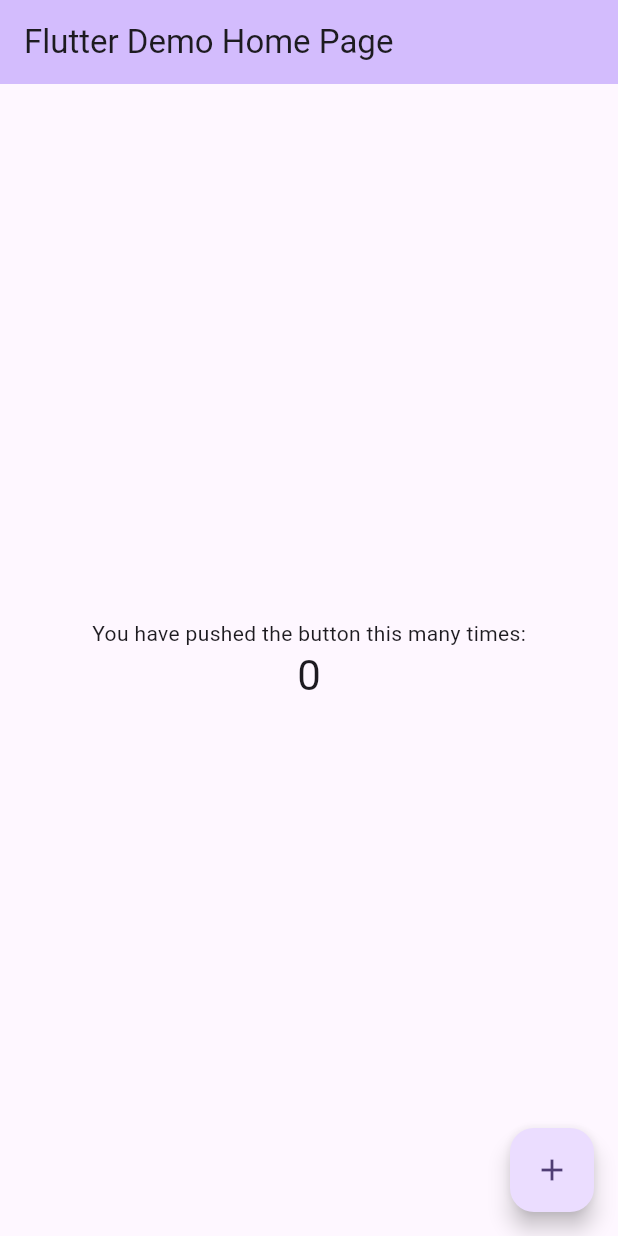
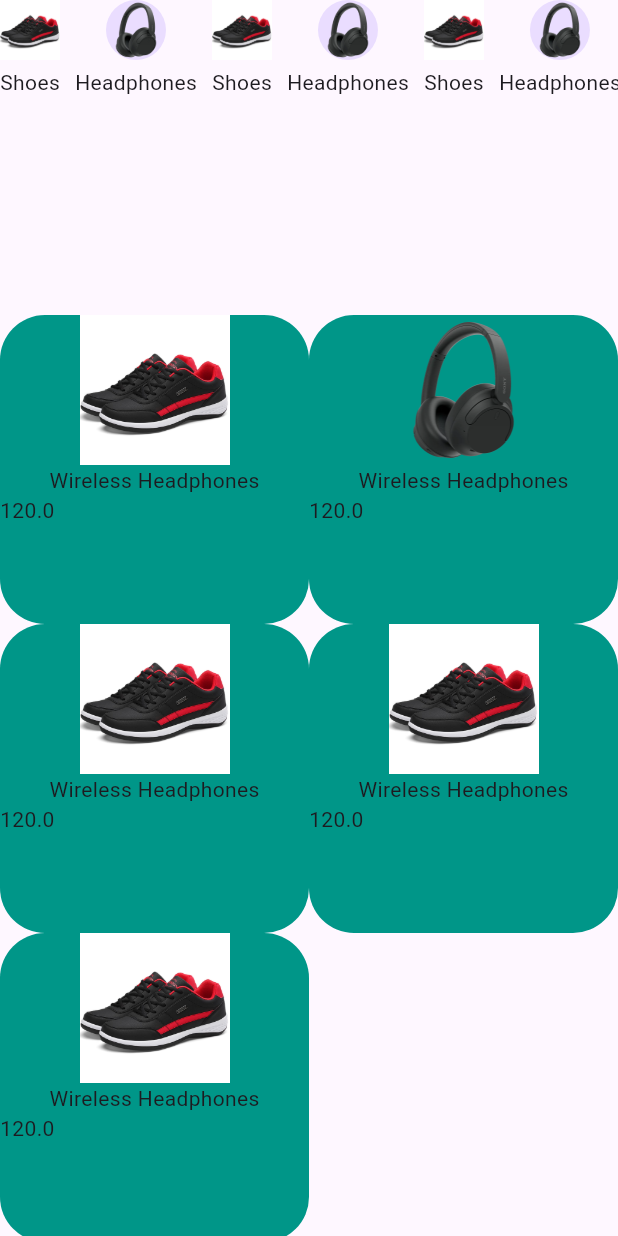
Before and after one commit to Baber19/ecommerce-app, a Flutter app: the screen it shows after launch, on a phone screen of 412 x 824 dp. Run offline on Flutter 3.47's test engine with Material 3 defaults, Android fonts, the phone set to English and light mode, and no system bars.

Commit message:
Ecommerce App

```diff
--- /dev/null
+++ b/lib/data/category_list.dart
@@ -0,0 +1,15 @@
+import 'package:ecommercer_app/models/category_model.dart';
+import 'package:ecommercer_app/utils/images.dart';
+
+List<CategoryModel> dummyCategories = [
+  CategoryModel(image: AppImages.shoes, title: "Shoes"),
+  CategoryModel(image: AppImages.headphones, title: "Headphones"),
+  CategoryModel(image: AppImages.shoes, title: "Shoes"),
+  CategoryModel(image: AppImages.headphones, title: "Headphones"),
+  CategoryModel(image: AppImages.shoes, title: "Shoes"),
+  CategoryModel(image: AppImages.headphones, title: "Headphones"),
+  CategoryModel(image: AppImages.shoes, title: "Shoes"),
+  CategoryModel(image: AppImages.headphones, title: "Headphones"),
+  CategoryModel(image: AppImages.shoes, title: "Shoes"),
+  CategoryModel(image: AppImages.headphones, title: "Headphones"),
+];
--- /dev/null
+++ b/lib/data/products_list.dart
@@ -0,0 +1,39 @@
+import 'package:ecommercer_app/utils/images.dart';
+import 'package:flutter/material.dart';
+import '../../models/product_model.dart';
+
+// Ye file fake data provide karti hai (testing UI ke liye)
+// Real app me yahan API/Firebase data aayega
+
+List<ProductModel> dummyProducts = [
+  ProductModel(
+    title: "Wireless Headphones",
+    price: 120.0,
+    image: AppImages.shoes,
+    colors: [Colors.teal, Colors.blue, Colors.orange],
+  ),
+  ProductModel(
+    title: "Wireless Headphones",
+    price: 120.0,
+    image: AppImages.headphones,
+    colors: [Colors.teal, Colors.blue, Colors.orange],
+  ),
+  ProductModel(
+    title: "Wireless Headphones",
+    price: 120.0,
+    image: AppImages.shoes,
+    colors: [Colors.teal, Colors.blue, Colors.orange],
+  ),
+  ProductModel(
+    title: "Wireless Headphones",
+    price: 120.0,
+    image: AppImages.shoes,
+    colors: [Colors.teal, Colors.blue, Colors.orange],
+  ),
+  ProductModel(
+    title: "Wireless Headphones",
+    price: 120.0,
+    image: AppImages.shoes,
+    colors: [Colors.teal, Colors.blue, Colors.orange],
+  ),
+];
--- a/lib/main.dart
+++ b/lib/main.dart
@@ -1,122 +1,17 @@
+import 'package:ecommercer_app/screens/home_screen.dart';
 import 'package:flutter/material.dart';
 
-void main() {
-  runApp(const MyApp());
+void main(){
+  runApp(MyApp());
 }
 
 class MyApp extends StatelessWidget {
-  const MyApp({super.key});
+   MyApp({super.key});
 
-  // This widget is the root of your application.
   @override
   Widget build(BuildContext context) {
     return MaterialApp(
-      title: 'Flutter Demo',
-      theme: ThemeData(
-        // This is the theme of your application.
-        //
-        // TRY THIS: Try running your application with "flutter run". You'll see
-        // the application has a purple toolbar. Then, without quitting the app,
-        // try changing the seedColor in the colorScheme below to Colors.green
-        // and then invoke "hot reload" (save your changes or press the "hot
-        // reload" button in a Flutter-supported IDE, or press "r" if you used
-        // the command line to start the app).
-        //
-        // Notice that the counter didn't reset back to zero; the application
-        // state is not lost during the reload. To reset the state, use hot
-        // restart instead.
-        //
-        // This works for code too, not just values: Most code changes can be
-        // tested with just a hot reload.
-        colorScheme: ColorScheme.fromSeed(seedColor: Colors.deepPurple),
-      ),
-      home: const MyHomePage(title: 'Flutter Demo Home Page'),
+      home: HomeScreen(),
     );
   }
 }
-
-class MyHomePage extends StatefulWidget {
-  const MyHomePage({super.key, required this.title});
-
-  // This widget is the home page of your application. It is stateful, meaning
-  // that it has a State object (defined below) that contains fields that affect
-  // how it looks.
-
-  // This class is the configuration for the state. It holds the values (in this
-  // case the title) provided by the parent (in this case the App widget) and
-  // used by the build method of the State. Fields in a Widget subclass are
-  // always marked "final".
-
-  final String title;
-
-  @override
-  State<MyHomePage> createState() => _MyHomePageState();
-}
-
-class _MyHomePageState extends State<MyHomePage> {
-  int _counter = 0;
-
-  void _incrementCounter() {
-    setState(() {
-      // This call to setState tells the Flutter framework that something has
-      // changed in this State, which causes it to rerun the build method below
-      // so that the display can reflect the updated values. If we changed
-      // _counter without calling setState(), then the build method would not be
-      // called again, and so nothing would appear to happen.
-      _counter++;
-    });
-  }
-
-  @override
-  Widget build(BuildContext context) {
-    // This method is rerun every time setState is called, for instance as done
-    // by the _incrementCounter method above.
-    //
-    // The Flutter framework has been optimized to make rerunning build methods
-    // fast, so that you can just rebuild anything that needs updating rather
-    // than having to individually change instances of widgets.
-    return Scaffold(
-      appBar: AppBar(
-        // TRY THIS: Try changing the color here to a specific color (to
-        // Colors.amber, perhaps?) and trigger a hot reload to see the AppBar
-        // change color while the other colors stay the same.
-        backgroundColor: Theme.of(context).colorScheme.inversePrimary,
-        // Here we take the value from the MyHomePage object that was created by
-        // the App.build method, and use it to set our appbar title.
-        title: Text(widget.title),
-      ),
-      body: Center(
-        // Center is a layout widget. It takes a single child and positions it
-        // in the middle of the parent.
-        child: Column(
-          // Column is also a layout widget. It takes a list of children and
-          // arranges them vertically. By default, it sizes itself to fit its
-          // children horizontally, and tries to be as tall as its parent.
-          //
-          // Column has various properties to control how it sizes itself and
-          // how it positions its children. Here we use mainAxisAlignment to
-          // center the children vertically; the main axis here is the vertical
-          // axis because Columns are vertical (the cross axis would be
-          // horizontal).
-          //
-          // TRY THIS: Invoke "debug painting" (choose the "Toggle Debug Paint"
-          // action in the IDE, or press "p" in the console), to see the
-          // wireframe for each widget.
-          mainAxisAlignment: MainAxisAlignment.center,
-          children: <Widget>[
-            const Text('You have pushed the button this many times:'),
-            Text(
-              '$_counter',
-              style: Theme.of(context).textTheme.headlineMedium,
-            ),
-          ],
-        ),
-      ),
-      floatingActionButton: FloatingActionButton(
-        onPressed: _incrementCounter,
-        tooltip: 'Increment',
-        child: const Icon(Icons.add),
-      ), // This trailing comma makes auto-formatting nicer for build methods.
-    );
-  }
-}
--- /dev/null
+++ b/lib/models/category_model.dart
@@ -0,0 +1,6 @@
+class CategoryModel{
+  String image;
+  String title;
+
+  CategoryModel({required this.image,required this.title});
+}
--- /dev/null
+++ b/lib/models/product_model.dart
@@ -0,0 +1,15 @@
+import 'dart:ui';
+
+class ProductModel{
+  final String title;
+ final double price;
+ final String image;
+ final List<Color> colors;
+
+ ProductModel({
+    required this.title,
+   required this.price,
+   required this.image,
+   required this.colors,
+});
+}
--- /dev/null
+++ b/lib/screens/home_screen.dart
@@ -0,0 +1,48 @@
+import 'package:ecommercer_app/data/category_list.dart';
+import 'package:ecommercer_app/data/products_list.dart';
+import 'package:ecommercer_app/utils/images.dart';
+import 'package:ecommercer_app/widgets/category_widget.dart';
+import 'package:ecommercer_app/widgets/product_card.dart';
+import 'package:flutter/material.dart';
+
+class HomeScreen extends StatelessWidget {
+   HomeScreen({super.key});
+
+  @override
+  Widget build(BuildContext context) {
+
+    return Scaffold(
+      body: Column(
+        children: [
+          SizedBox(
+            height: 200,
+            child: ListView.separated(
+              scrollDirection: Axis.horizontal,
+              itemCount: dummyCategories.length,
+                itemBuilder: (_,index){
+                  final category = dummyCategories[index];
+              return  CategoryWidget(myCategory: category);
+            },
+              separatorBuilder: (context, index) => SizedBox(width: 10,),
+
+            ),
+          ),
+          SizedBox(height: 10,),
+          Expanded(
+            child: GridView.builder(
+
+              gridDelegate: SliverGridDelegateWithFixedCrossAxisCount(
+                crossAxisCount: 2,
+              ),
+              itemCount: dummyProducts.length,
+              itemBuilder: (_, index) {
+                final product = dummyProducts[index];
+                return ProductCard(myProduct: product);
+              },
+            ),
+          ),
+        ],
+      ),
+    );
+  }
+}
--- /dev/null
+++ b/lib/utils/images.dart
@@ -0,0 +1,7 @@
+class AppImages{
+  static const _basePath = "assets/images/";
+  static const shoes = "${_basePath}shoes.png";
+  static const headphones = "${_basePath}headphones.png";
+
+
+}
--- /dev/null
+++ b/lib/widgets/category_widget.dart
@@ -0,0 +1,22 @@
+import 'package:ecommercer_app/models/category_model.dart';
+import 'package:flutter/material.dart';
+
+class CategoryWidget extends StatelessWidget {
+  CategoryModel myCategory;
+   CategoryWidget({super.key,required this.myCategory});
+
+  @override
+  Widget build(BuildContext context) {
+    return Column(
+      children: [
+        // circle,
+        CircleAvatar(
+          child: Center(child: Image.asset(myCategory.image))
+        ),
+        SizedBox(height: 5,),
+        Text(myCategory.title)
+        //title
+      ],
+    );
+  }
+}
--- /dev/null
+++ b/lib/widgets/product_card.dart
@@ -0,0 +1,37 @@
+import 'package:ecommercer_app/models/product_model.dart';
+import 'package:ecommercer_app/data/products_list.dart';
+import 'package:ecommercer_app/utils/images.dart';
+import 'package:flutter/material.dart';
+
+class ProductCard extends StatelessWidget {
+  final ProductModel myProduct;
+  const ProductCard({super.key,required this.myProduct});
+
+  @override
+  Widget build(BuildContext context) {
+    return  Container(
+        height: 150,
+        width: 200,
+        decoration: BoxDecoration(
+          borderRadius: BorderRadius.circular(30),
+          color: Colors.teal
+        ),
+        child: Column(
+          children: [
+            //image,
+              Image.asset(myProduct.image,fit: BoxFit.cover,height: 100,),
+            //title,
+            Text(myProduct.title),
+
+            //row(price+list of colors)
+            Row(
+              children: [
+                Text("${myProduct.price}")
+
+              ],
+            )
+          ],
+        ),
+      );
+  }
+}
--- a/pubspec.yaml
+++ b/pubspec.yaml
@@ -52,9 +52,8 @@ dev_dependencies:
 # The following section is specific to Flutter packages.
 flutter:
 
-  # The following line ensures that the Material Icons font is
-  # included with your application, so that you can use the icons in
-  # the material Icons class.
+  assets:
+    - assets/images/
   uses-material-design: true
 
   # To add assets to your application, add an assets section, like this:
```
Also changed, not shown: assets/images/headphones.png (added), assets/images/shoes.png (added), lib/screens/cart_screen.dart (added), lib/screens/product_screen.dart (added), lib/services/api_service.dart (added), lib/utils/colors.dart (added), lib/utils/constants.dart (added), lib/utils/styles.dart (added), lib/widgets/custom_button.dart (added), 1 other file.
